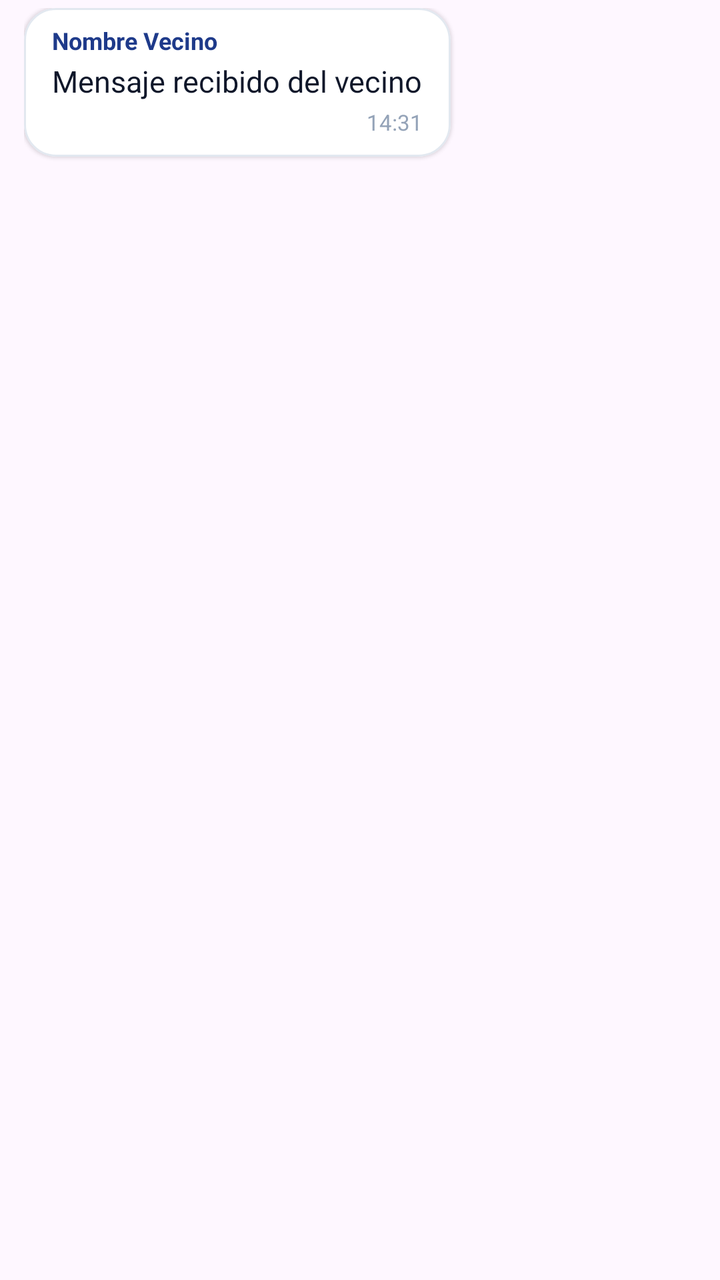
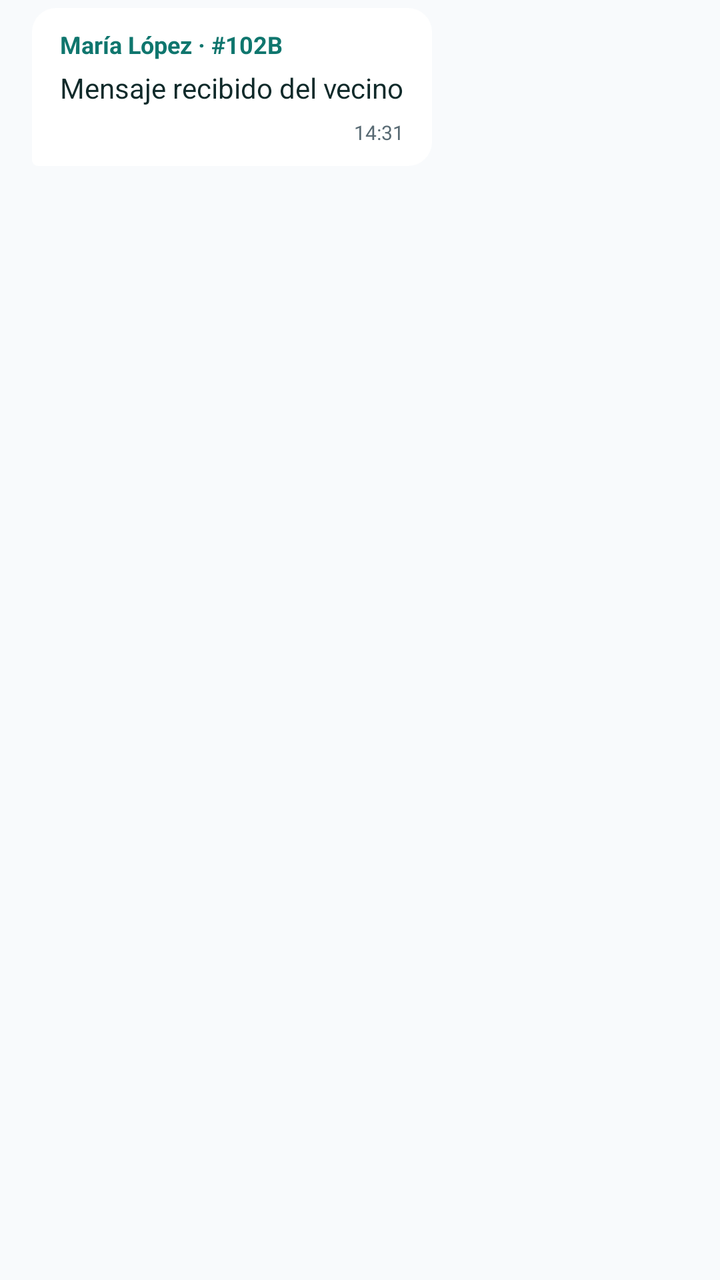

Compare the two renders of this Android layout. The source of the first and the diff that turns it into the second are given below.
<!-- AndroidManifest.xml: application theme Theme.BarrioRed -->
<!-- res/layout/item_chat_received.xml -->
<?xml version="1.0" encoding="utf-8"?>
<LinearLayout xmlns:android="http://schemas.android.com/apk/res/android"
    xmlns:app="http://schemas.android.com/apk/res-auto"
    android:layout_width="match_parent"
    android:layout_height="wrap_content"
    android:gravity="start"
    android:orientation="vertical"
    android:paddingStart="12dp"
    android:paddingEnd="60dp"
    android:paddingTop="4dp"
    android:paddingBottom="4dp">

    <com.google.android.material.card.MaterialCardView
        android:layout_width="wrap_content"
        android:layout_height="wrap_content"
        app:cardCornerRadius="16dp"
        app:cardElevation="1dp"
        app:strokeWidth="1dp"
        app:strokeColor="@color/border_color"
        app:cardBackgroundColor="@color/chat_received_bg">

        <LinearLayout
            android:layout_width="wrap_content"
            android:layout_height="wrap_content"
            android:orientation="vertical"
            android:paddingStart="14dp"
            android:paddingEnd="14dp"
            android:paddingTop="8dp"
            android:paddingBottom="10dp">

            <TextView
                android:id="@+id/tvReceivedSender"
                android:layout_width="wrap_content"
                android:layout_height="wrap_content"
                android:text="Nombre Vecino"
                android:textColor="@color/primary"
                android:textSize="12sp"
                android:textStyle="bold" />

            <TextView
                android:id="@+id/tvReceivedMessage"
                android:layout_width="wrap_content"
                android:layout_height="wrap_content"
                android:layout_marginTop="2dp"
                android:text="Mensaje recibido del vecino"
                android:textColor="@color/chat_received_text"
                android:textSize="15sp" />

            <TextView
                android:id="@+id/tvReceivedTime"
                android:layout_width="wrap_content"
                android:layout_height="wrap_content"
                android:layout_gravity="end"
                android:layout_marginTop="3dp"
                android:text="14:31"
                android:textColor="@color/text_muted"
                android:textSize="11sp" />
        </LinearLayout>
    </com.google.android.material.card.MaterialCardView>
</LinearLayout>
<!-- resources referenced by this layout -->
<resources>
  <color name="border_color">#E2E8F0</color>
  <color name="chat_received_bg">#FFFFFF</color>
  <color name="chat_received_text">#0F172A</color>
  <color name="primary">#1E3A8A</color>
  <color name="text_muted">#94A3B8</color>
  <style name="Theme.BarrioRed" parent="Theme.Material3.Light.NoActionBar">
          <item name="colorPrimary">@color/primary</item>
          <item name="colorOnPrimary">@color/white</item>
          <item name="colorSecondaryContainer">@color/primary_light</item>
          <item name="colorOnSecondaryContainer">@color/primary</item>
          <item name="android:statusBarColor">@color/card_surface</item>
          <item name="android:windowLightStatusBar">true</item>
          <item name="android:navigationBarColor">@color/card_surface</item>
          <item name="android:windowLightNavigationBar" tools:targetApi="o_mr1">true</item>
      </style>
  <color name="white">#FFFFFFFF</color>
  <color name="primary_light">#DBEAFE</color>
  <color name="card_surface">#FFFFFF</color>
</resources>

<!-- the commit's change to res/layout/item_chat_received.xml (unified diff, before → after) -->
@@ -1,60 +1,51 @@
 <?xml version="1.0" encoding="utf-8"?>
 <LinearLayout xmlns:android="http://schemas.android.com/apk/res/android"
-    xmlns:app="http://schemas.android.com/apk/res-auto"
     android:layout_width="match_parent"
     android:layout_height="wrap_content"
     android:gravity="start"
     android:orientation="vertical"
-    android:paddingStart="12dp"
-    android:paddingEnd="60dp"
+    android:paddingStart="16dp"
+    android:paddingEnd="56dp"
     android:paddingTop="4dp"
     android:paddingBottom="4dp">
 
-    <com.google.android.material.card.MaterialCardView
+    <LinearLayout
         android:layout_width="wrap_content"
         android:layout_height="wrap_content"
-        app:cardCornerRadius="16dp"
-        app:cardElevation="1dp"
-        app:strokeWidth="1dp"
-        app:strokeColor="@color/border_color"
-        app:cardBackgroundColor="@color/chat_received_bg">
+        android:background="@drawable/bg_chat_received"
+        android:orientation="vertical"
+        android:paddingStart="14dp"
+        android:paddingEnd="14dp"
+        android:paddingTop="10dp"
+        android:paddingBottom="10dp">
 
-        <LinearLayout
+        <TextView
+            android:id="@+id/tvReceivedSender"
             android:layout_width="wrap_content"
             android:layout_height="wrap_content"
-            android:orientation="vertical"
-            android:paddingStart="14dp"
-            android:paddingEnd="14dp"
-            android:paddingTop="8dp"
-            android:paddingBottom="10dp">
+            android:text="María López · #102B"
+            android:textColor="@color/primary"
+            android:textSize="12sp"
+            android:textStyle="bold" />
 
-            <TextView
-                android:id="@+id/tvReceivedSender"
-                android:layout_width="wrap_content"
-                android:layout_height="wrap_content"
-                android:text="Nombre Vecino"
-                android:textColor="@color/primary"
-                android:textSize="12sp"
-                android:textStyle="bold" />
+        <TextView
+            android:id="@+id/tvReceivedMessage"
+            android:layout_width="wrap_content"
+            android:layout_height="wrap_content"
+            android:layout_marginTop="4dp"
+            android:text="Mensaje recibido del vecino"
+            android:textColor="@color/chat_received_text"
+            android:textSize="14sp"
+            android:lineSpacingExtra="2dp" />
 
-            <TextView
-                android:id="@+id/tvReceivedMessage"
-                android:layout_width="wrap_content"
-                android:layout_height="wrap_content"
-                android:layout_marginTop="2dp"
-                android:text="Mensaje recibido del vecino"
-                android:textColor="@color/chat_received_text"
-                android:textSize="15sp" />
-
-            <TextView
-                android:id="@+id/tvReceivedTime"
-                android:layout_width="wrap_content"
-                android:layout_height="wrap_content"
-                android:layout_gravity="end"
-                android:layout_marginTop="3dp"
-                android:text="14:31"
-                android:textColor="@color/text_muted"
-                android:textSize="11sp" />
-        </LinearLayout>
-    </com.google.android.material.card.MaterialCardView>
+        <TextView
+            android:id="@+id/tvReceivedTime"
+            android:layout_width="wrap_content"
+            android:layout_height="wrap_content"
+            android:layout_gravity="end"
+            android:layout_marginTop="6dp"
+            android:text="14:31"
+            android:textColor="@color/text_secondary"
+            android:textSize="10sp" />
+    </LinearLayout>
 </LinearLayout>
<!-- resource entries referenced after the edit -->
@@ -1,22 +1,33 @@
 <!-- resources referenced by this layout -->
 <resources>
-  <color name="border_color">#E2E8F0</color>
   <color name="chat_received_bg">#FFFFFF</color>
-  <color name="chat_received_text">#0F172A</color>
-  <color name="primary">#1E3A8A</color>
-  <color name="text_muted">#94A3B8</color>
+  <color name="chat_received_text">#102A2A</color>
+  <color name="primary">#0F766E</color>
+  <color name="text_secondary">#586A73</color>
+  <!-- drawable bg_chat_received (drawable) -->
+  <shape xmlns:android="http://schemas.android.com/apk/res/android"
+      android:shape="rectangle">
+      <corners
+          android:topLeftRadius="12dp"
+          android:topRightRadius="12dp"
+          android:bottomRightRadius="12dp"
+          android:bottomLeftRadius="3dp" />
+      <solid android:color="@color/chat_received_bg" />
+  </shape>
   <style name="Theme.BarrioRed" parent="Theme.Material3.Light.NoActionBar">
           <item name="colorPrimary">@color/primary</item>
           <item name="colorOnPrimary">@color/white</item>
           <item name="colorSecondaryContainer">@color/primary_light</item>
           <item name="colorOnSecondaryContainer">@color/primary</item>
-          <item name="android:statusBarColor">@color/card_surface</item>
+          <item name="android:colorBackground">@color/bg_screen</item>
+          <item name="android:statusBarColor">@color/bg_screen</item>
           <item name="android:windowLightStatusBar">true</item>
           <item name="android:navigationBarColor">@color/card_surface</item>
           <item name="android:windowLightNavigationBar" tools:targetApi="o_mr1">true</item>
       </style>
   <color name="white">#FFFFFFFF</color>
-  <color name="primary_light">#DBEAFE</color>
+  <color name="primary_light">#E3F2EE</color>
+  <color name="bg_screen">#F8FAFC</color>
   <color name="card_surface">#FFFFFF</color>
 </resources>
 
